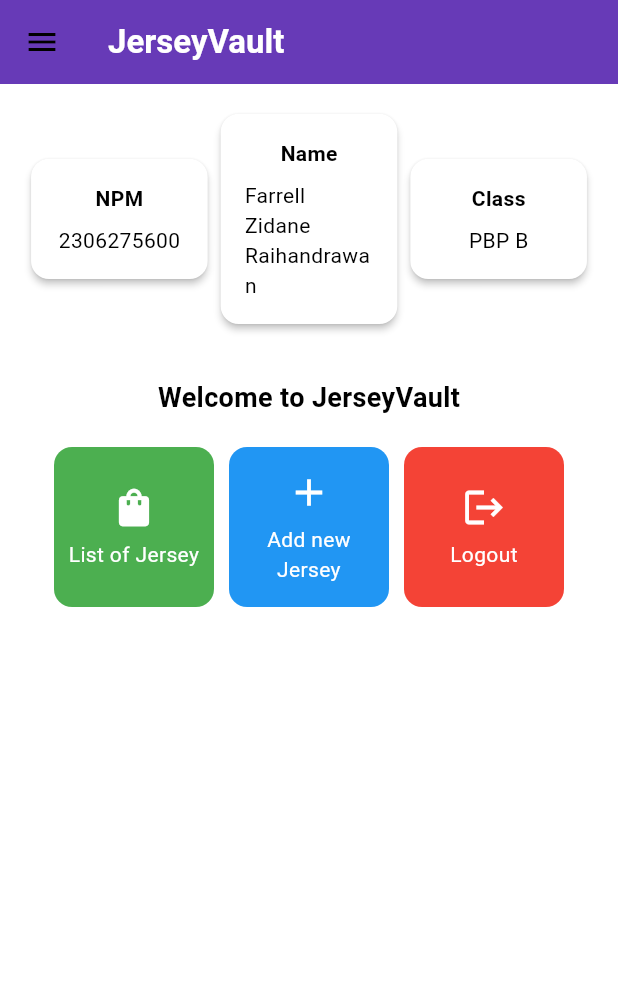
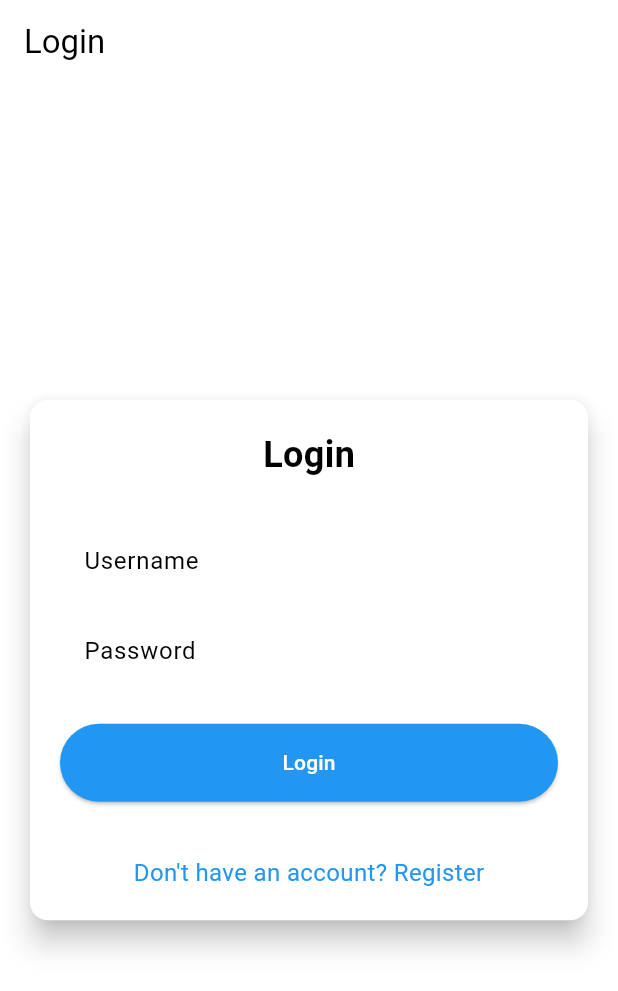
Before and after one commit to farrellzidane/JerseyVault-mobile, a Flutter app: the screen it shows after launch, on a phone screen of 412 x 824 dp. Shown: the top 991 px of the screen. Run offline on Flutter 3.47's test engine with Material 3 defaults, Android fonts, the phone set to English and light mode, and no system bars; missing offline and left inert: pbp_django_auth.

Commit message:
Updated on Tutorial 8 without detail page

```diff
--- a/lib/main.dart
+++ b/lib/main.dart
@@ -1,5 +1,8 @@
 import 'package:flutter/material.dart';
-import 'package:jerseyvault/screens/menu.dart';
+import 'package:jerseyvault/screens/login.dart';
+// import 'package:jerseyvault/screens/menu.dart';
+import 'package:pbp_django_auth/pbp_django_auth.dart';
+import 'package:provider/provider.dart';
 
 void main() {
   runApp(const MyApp());
@@ -8,33 +11,23 @@
 class MyApp extends StatelessWidget {
   const MyApp({super.key});
 
-  // This widget is the root of your application.
   @override
   Widget build(BuildContext context) {
-    return MaterialApp(
-      title: 'Flutter Demo',
-      theme: ThemeData(
-        // This is the theme of your application.
-        //
-        // TRY THIS: Try running your application with "flutter run". You'll see
-        // the application has a purple toolbar. Then, without quitting the app,
-        // try changing the seedColor in the colorScheme below to Colors.green
-        // and then invoke "hot reload" (save your changes or press the "hot
-        // reload" button in a Flutter-supported IDE, or press "r" if you used
-        // the command line to start the app).
-        //
-        // Notice that the counter didn't reset back to zero; the application
-        // state is not lost during the reload. To reset the state, use hot
-        // restart instead.
-        //
-        // This works for code too, not just values: Most code changes can be
-        // tested with just a hot reload.
-        colorScheme: ColorScheme.fromSwatch(
-          primarySwatch: Colors.deepPurple,
-        ).copyWith(secondary: Colors.deepPurple[400]),
-        useMaterial3: true,
+    return Provider(
+      create: (_) {
+        CookieRequest request = CookieRequest();
+        return request;
+      },
+      child: MaterialApp(
+        title: 'JerseyVault',
+        theme: ThemeData(
+          useMaterial3: true,
+          colorScheme: ColorScheme.fromSwatch(
+            primarySwatch: Colors.blue,
+          ).copyWith(secondary: Colors.blue[400]),
+        ),
+        home: const LoginPage(),
       ),
-      home: MyHomePage(),
     );
   }
 }
--- /dev/null
+++ b/lib/screens/login.dart
@@ -0,0 +1,183 @@
+import 'package:jerseyvault/screens/menu.dart';
+import 'package:flutter/material.dart';
+import 'package:jerseyvault/screens/register.dart';
+import 'package:pbp_django_auth/pbp_django_auth.dart';
+import 'package:provider/provider.dart';
+// TODO: Import halaman RegisterPage jika sudah dibuat
+// import 'package:jerseyvault/screens/register_page.dart';
+
+void main() {
+  runApp(const LoginApp());
+}
+
+class LoginApp extends StatelessWidget {
+  const LoginApp({super.key});
+
+  @override
+  Widget build(BuildContext context) {
+    return MaterialApp(
+      title: 'Login',
+      theme: ThemeData(
+        useMaterial3: true,
+        colorScheme: ColorScheme.fromSwatch(
+          primarySwatch: Colors.deepPurple,
+        ).copyWith(secondary: Colors.deepPurple[400]),
+      ),
+      home: const LoginPage(),
+    );
+  }
+}
+
+class LoginPage extends StatefulWidget {
+  const LoginPage({super.key});
+
+  @override
+  State<LoginPage> createState() => _LoginPageState();
+}
+
+class _LoginPageState extends State<LoginPage> {
+  final TextEditingController _usernameController = TextEditingController();
+  final TextEditingController _passwordController = TextEditingController();
+
+  @override
+  Widget build(BuildContext context) {
+    final request = context.watch<CookieRequest>();
+
+    return Scaffold(
+      appBar: AppBar(
+        title: const Text('Login'),
+      ),
+      body: Center(
+        child: SingleChildScrollView(
+          padding: const EdgeInsets.all(16.0),
+          child: Card(
+            elevation: 8,
+            shape: RoundedRectangleBorder(
+              borderRadius: BorderRadius.circular(12.0),
+            ),
+            child: Padding(
+              padding: const EdgeInsets.all(20.0),
+              child: Column(
+                mainAxisSize: MainAxisSize.min,
+                children: [
+                  const Text(
+                    'Login',
+                    style: TextStyle(
+                      fontSize: 24.0,
+                      fontWeight: FontWeight.bold,
+                    ),
+                  ),
+                  const SizedBox(height: 30.0),
+                  TextField(
+                    controller: _usernameController,
+                    decoration: const InputDecoration(
+                      labelText: 'Username',
+                      hintText: 'Enter your username',
+                      border: OutlineInputBorder(
+                        borderRadius: BorderRadius.all(Radius.circular(12.0)),
+                      ),
+                      contentPadding:
+                          EdgeInsets.symmetric(horizontal: 12.0, vertical: 8.0),
+                    ),
+                  ),
+                  const SizedBox(height: 12.0),
+                  TextField(
+                    controller: _passwordController,
+                    decoration: const InputDecoration(
+                      labelText: 'Password',
+                      hintText: 'Enter your password',
+                      border: OutlineInputBorder(
+                        borderRadius: BorderRadius.all(Radius.circular(12.0)),
+                      ),
+                      contentPadding:
+                          EdgeInsets.symmetric(horizontal: 12.0, vertical: 8.0),
+                    ),
+                    obscureText: true,
+                  ),
+                  const SizedBox(height: 24.0),
+                  ElevatedButton(
+                    onPressed: () async {
+                      String username = _usernameController.text;
+                      String password = _passwordController.text;
+
+                      // Cek kredensial
+                      // TODO: Ganti URL dan jangan lupa tambahkan trailing slash (/) di akhir URL!
+                      // Untuk menyambungkan Android emulator dengan Django pada localhost,
+                      // gunakan URL http://10.0.2.2/
+                      final response = await request
+                          .login("http://127.0.0.1:8000/auth/login/", {
+                        'username': username,
+                        'password': password,
+                      });
+
+                      if (request.loggedIn) {
+                        String message = response['message'];
+                        String uname = response['username'];
+                        if (context.mounted) {
+                          Navigator.pushReplacement(
+                            context,
+                            MaterialPageRoute(
+                                builder: (context) => MyHomePage()),
+                          );
+                          ScaffoldMessenger.of(context)
+                            ..hideCurrentSnackBar()
+                            ..showSnackBar(
+                              SnackBar(
+                                  content:
+                                      Text("$message Selamat datang, $uname.")),
+                            );
+                        }
+                      } else {
+                        if (context.mounted) {
+                          showDialog(
+                            context: context,
+                            builder: (context) => AlertDialog(
+                              title: const Text('Login Gagal'),
+                              content: Text(response['message']),
+                              actions: [
+                                TextButton(
+                                  child: const Text('OK'),
+                                  onPressed: () {
+                                    Navigator.pop(context);
+                                  },
+                                ),
+                              ],
+                            ),
+                          );
+                        }
+                      }
+                    },
+                    style: ElevatedButton.styleFrom(
+                      foregroundColor: Colors.white,
+                      minimumSize: Size(double.infinity, 50),
+                      backgroundColor: Theme.of(context).colorScheme.primary,
+                      padding: const EdgeInsets.symmetric(vertical: 16.0),
+                    ),
+                    child: const Text('Login'),
+                  ),
+                  const SizedBox(height: 36.0),
+                  GestureDetector(
+                    onTap: () {
+                      Navigator.push(
+                        context,
+                        MaterialPageRoute(
+                            builder: (context) => const RegisterPage()),
+                      );
+                    },
+                    child: Text(
+                      'Don\'t have an account? Register',
+                      style: TextStyle(
+                        color: Theme.of(context).colorScheme.primary,
+                        fontSize: 16.0,
+                      ),
+                    ),
+                  ),
+                ],
+              ),
+            ),
+          ),
+        ),
+      ),
+    );
+  }
+}
--- a/pubspec.yaml
+++ b/pubspec.yaml
@@ -35,6 +35,9 @@
   # The following adds the Cupertino Icons font to your application.
   # Use with the CupertinoIcons class for iOS style icons.
   cupertino_icons: ^1.0.8
+  provider: ^6.1.2
+  pbp_django_auth: ^0.4.0
+  http: ^1.2.2
 
 dev_dependencies:
   flutter_test:
```
Also changed, not shown: lib/models/jersey_entry.dart (added, +72 -0 lines), lib/screens/jerseyentry_form.dart (+39 -32 lines), lib/screens/list_jerseyentry.dart (added, +90 -0 lines), lib/screens/register.dart (added, +166 -0 lines), lib/widgets/jersey_card.dart (+35 -2 lines), lib/widgets/left_drawer.dart (+14 -1 lines), pubspec.lock, 2 other files.
